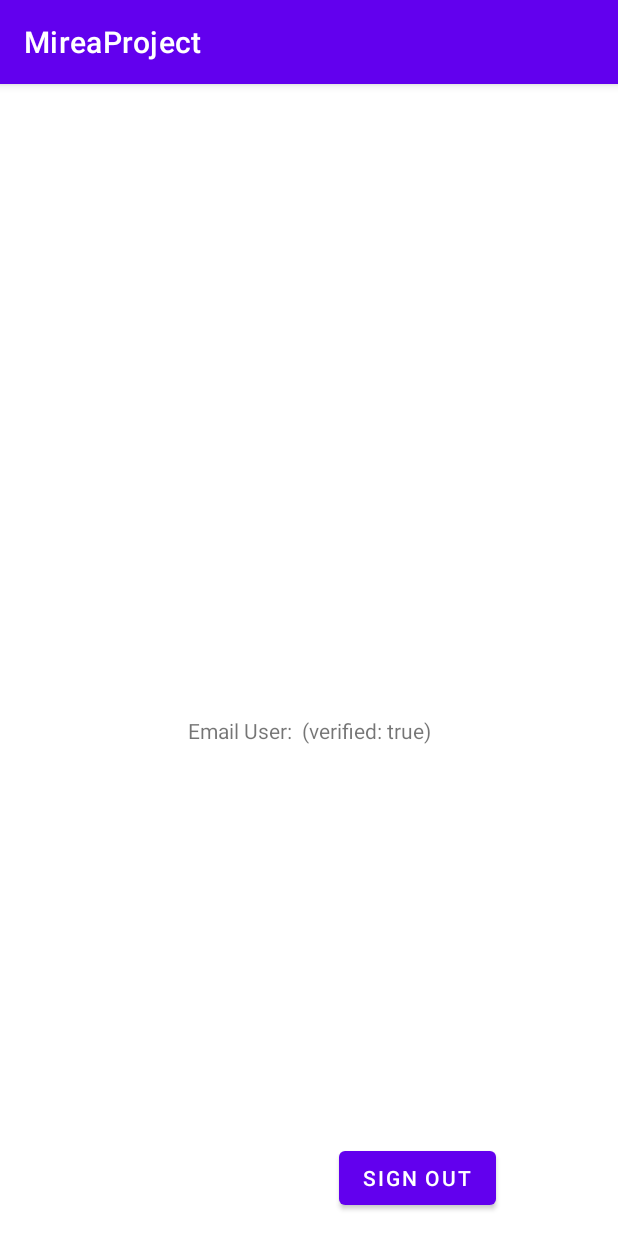
After one commit to Annssva/MireaProject, an Android app: the AuthWithFirebase screen opened directly, with no data from a screen before it, on a phone screen of 412 x 824 dp. The commit adds this screen. Run offline under Robolectric (Android 15) with nearby library versions, the phone set to English and light mode, and no system bars; our stand-ins replace Firebase (no records; nobody signed in at launch, a user with empty details on screens opened directly).

Commit message:
practice7

```diff
--- a/app/build.gradle
+++ b/app/build.gradle
@@ -1,5 +1,6 @@
 plugins {
     id 'com.android.application'
+    id 'com.google.gms.google-services'
 }
 
 android {
@@ -41,6 +42,7 @@ dependencies {
     implementation 'androidx.navigation:navigation-ui:2.4.1'
     implementation 'androidx.legacy:legacy-support-v4:1.0.0'
     implementation 'androidx.work:work-runtime:2.5.0'
+    implementation 'com.google.firebase:firebase-auth:21.0.1'
     testImplementation 'junit:junit:4.13.2'
     androidTestImplementation 'androidx.test.ext:junit:1.1.3'
     androidTestImplementation 'androidx.test.espresso:espresso-core:3.4.0'
--- /dev/null
+++ b/app/src/main/java/ru/mirea/sysoeva/mireaproject/AuthWithFirebase.java
@@ -0,0 +1,170 @@
+package ru.mirea.sysoeva.mireaproject;
+
+import androidx.annotation.NonNull;
+import androidx.appcompat.app.AppCompatActivity;
+
+import android.content.Intent;
+import android.os.Bundle;
+import android.text.TextUtils;
+import android.util.Log;
+import android.view.View;
+import android.widget.EditText;
+import android.widget.TextView;
+import android.widget.Toast;
+
+import com.google.android.gms.tasks.OnCompleteListener;
+import com.google.android.gms.tasks.Task;
+import com.google.firebase.auth.AuthResult;
+import com.google.firebase.auth.FirebaseAuth;
+import com.google.firebase.auth.FirebaseUser;
+
+
+public class AuthWithFirebase extends AppCompatActivity implements View.OnClickListener{
+
+    private EditText emailEditText;
+    private EditText passwordTextEdit;
+    private TextView statusTextView;
+    private FirebaseAuth auth;
+    private static final String TAG = MainActivity.class.getSimpleName();
+
+    @Override
+    public void onCreate(Bundle savedInstanceState) {
+        super.onCreate(savedInstanceState);
+        setContentView(R.layout.activity_auth_with_firebase);
+        // Views
+        emailEditText = findViewById(R.id.emailTV);
+        passwordTextEdit = findViewById(R.id.passwordTV);
+        statusTextView = findViewById(R.id.statusTV);
+        // Buttons
+        findViewById(R.id.signInBtn).setOnClickListener(this);
+        findViewById(R.id.createBtn).setOnClickListener(this);
+        findViewById(R.id.signOutBtn).setOnClickListener(this);
+        // [START initialize_auth]
+        auth = FirebaseAuth.getInstance();
+        // [END initialize_auth]
+    }
+    // [START on_start_check_user]
+    @Override
+    public void onStart() {
+        super.onStart();
+        // Check if user is signed in (non-null) and update UI accordingly
+        FirebaseUser currentUser = auth.getCurrentUser();
+        updateUI(currentUser);
+    }
+
+    private void updateUI(FirebaseUser user) {
+        if (user != null) {
+            statusTextView.setText(getString(R.string.emailpassword_status_fmt,
+                    user.getEmail(), user.isEmailVerified()));
+            findViewById(R.id.emailTV).setVisibility(View.GONE);
+            findViewById(R.id.passwordTV).setVisibility(View.GONE);
+            findViewById(R.id.signInBtn).setVisibility(View.GONE);
+            findViewById(R.id.createBtn).setVisibility(View.GONE);
+            findViewById(R.id.signOutBtn).setVisibility(View.VISIBLE);
+
+        } else {
+            statusTextView.setText(R.string.signed_out);
+            findViewById(R.id.passwordTV).setVisibility(View.VISIBLE);
+            findViewById(R.id.emailTV).setVisibility(View.VISIBLE);
+            findViewById(R.id.signInBtn).setVisibility(View.VISIBLE);
+            findViewById(R.id.createBtn).setVisibility(View.VISIBLE);
+            findViewById(R.id.signOutBtn).setVisibility(View.VISIBLE);
+        }
+    }
+
+    private boolean validateForm() {
+        boolean valid = true;
+
+        String email = emailEditText.getText().toString();
+        if (TextUtils.isEmpty(email)) {
+            emailEditText.setError("Required.");
+            valid = false;
+        } else {
+            emailEditText.setError(null);
+        }
+
+        String password = passwordTextEdit.getText().toString();
+        if (TextUtils.isEmpty(password)) {
+            passwordTextEdit.setError("Required.");
+            valid = false;
+        } else {
+            passwordTextEdit.setError(null);
+        }
+        return valid;
+    }
+
+    private void createAccount(String email, String password) {
+        Log.d(TAG, "createAccount:" + email);
+        if (!validateForm()) {
+            return;
+        }
+        // [START create_user_with_email]
+        auth.createUserWithEmailAndPassword(email, password).addOnCompleteListener(this, task -> {
+            if (task.isSuccessful()) {
+                // Sign in success, update UI with the signed-in user's information
+                Log.d(TAG, "createUserWithEmail:success");
+                FirebaseUser user = auth.getCurrentUser();
+                updateUI(user);
+                finish();
+            } else {
+                // If sign in fails, display a message to the user
+                Log.w(TAG, "createUserWithEmail:failure", task.getException());
+                Toast.makeText(AuthWithFirebase.this, "Authentication failed.",
+                        Toast.LENGTH_SHORT).show();
+                updateUI(null);
+            }
+        });
+        // [END create_user_with_email]
+    }
+
+    private void signIn(String email, String password) {
+        Log.d(TAG, "signIn:" + email);
+        if (!validateForm()) {
+            return;
+        }
+        // [START sign_in_with_email]
+        auth.signInWithEmailAndPassword(email, password)
+                .addOnCompleteListener(this, new OnCompleteListener<AuthResult>() {
+                    @Override
+                    public void onComplete(@NonNull Task<AuthResult> task) {
+                        if (task.isSuccessful()) {
+                            // Sign in success, update UI with the signed-in user's information
+                            Log.d(TAG, "signInWithEmail:success");
+                            FirebaseUser user = auth.getCurrentUser();
+                            updateUI(user);
+                            finish();
+                        } else {
+                            // If sign in fails, display a message to the user
+                            Log.w(TAG, "signInWithEmail:failure", task.getException());
+                            Toast.makeText(AuthWithFirebase.this, "Authentication failed.",
+                                    Toast.LENGTH_SHORT).show();
+                            updateUI(null);
+                        }
+                        // [START_EXCLUDE]
+                        if (!task.isSuccessful()) {
+                            statusTextView.setText(R.string.auth_failed);
+                            finish();
+                        }
+                        // [END_EXCLUDE]
+                    }
+                    // [END sign_in_with_email]
+                });
+    }
+    private void signOut() {
+        auth.signOut();
+        updateUI(null);
+    }
+    @Override
+    public void onClick(View view) {
+        int i = view.getId();
+        if (i == R.id.createBtn) {
+            createAccount(emailEditText.getText().toString(),
+                    passwordTextEdit.getText().toString());
+        } else if (i == R.id.signInBtn) {
+            signIn(emailEditText.getText().toString(),
+                    passwordTextEdit.getText().toString());
+        } else if (i == R.id.signOutBtn){
+            signOut();
+        }
+    }
+}
--- /dev/null
+++ b/app/src/main/res/layout/activity_auth_with_firebase.xml
@@ -0,0 +1,86 @@
+<?xml version="1.0" encoding="utf-8"?>
+<androidx.constraintlayout.widget.ConstraintLayout xmlns:android="http://schemas.android.com/apk/res/android"
+    xmlns:app="http://schemas.android.com/apk/res-auto"
+    xmlns:tools="http://schemas.android.com/tools"
+    android:layout_width="match_parent"
+    android:layout_height="match_parent"
+    tools:context=".AuthWithFirebase">
+    <EditText
+        android:id="@+id/emailTV"
+        android:layout_width="194dp"
+        android:layout_height="50dp"
+        android:ems="10"
+        android:hint="Email"
+        android:inputType="textEmailAddress"
+        android:minHeight="48dp"
+        app:layout_constraintBottom_toBottomOf="parent"
+        app:layout_constraintEnd_toEndOf="parent"
+        app:layout_constraintHorizontal_bias="0.0"
+        app:layout_constraintStart_toStartOf="parent"
+        app:layout_constraintTop_toTopOf="parent"
+        app:layout_constraintVertical_bias="0.795" />
+
+    <EditText
+        android:id="@+id/passwordTV"
+        android:layout_width="wrap_content"
+        android:layout_height="wrap_content"
+        android:ems="10"
+        android:hint="Password"
+        android:inputType="textPassword"
+        android:minHeight="48dp"
+        app:layout_constraintBottom_toBottomOf="parent"
+        app:layout_constraintEnd_toEndOf="parent"
+        app:layout_constraintHorizontal_bias="0.965"
+        app:layout_constraintStart_toStartOf="parent"
+        app:layout_constraintTop_toTopOf="parent"
+        app:layout_constraintVertical_bias="0.793" />
+
+    <Button
+        android:id="@+id/signInBtn"
+        android:layout_width="wrap_content"
+        android:layout_height="wrap_content"
+        android:text="Sign in"
+        app:layout_constraintBottom_toBottomOf="parent"
+        app:layout_constraintEnd_toEndOf="parent"
+        app:layout_constraintHorizontal_bias="0.314"
+        app:layout_constraintStart_toStartOf="parent"
+        app:layout_constraintTop_toTopOf="parent"
+        app:layout_constraintVertical_bias="0.98" />
+
+    <Button
+        android:id="@+id/createBtn"
+        android:layout_width="wrap_content"
+        android:layout_height="wrap_content"
+        android:text="Create account"
+        app:layout_constraintBottom_toBottomOf="parent"
+        app:layout_constraintEnd_toEndOf="parent"
+        app:layout_constraintHorizontal_bias="0.497"
+        app:layout_constraintStart_toStartOf="parent"
+        app:layout_constraintTop_toTopOf="parent"
+        app:layout_constraintVertical_bias="0.877" />
+
+    <TextView
+        android:id="@+id/statusTV"
+        android:layout_width="wrap_content"
+        android:layout_height="wrap_content"
+        android:text="Signed out"
+        app:layout_constraintBottom_toBottomOf="parent"
+        app:layout_constraintEnd_toEndOf="parent"
+        app:layout_constraintStart_toStartOf="parent"
+        app:layout_constraintTop_toTopOf="parent"
+        app:layout_constraintVertical_bias="0.563" />
+
+    <Button
+        android:id="@+id/signOutBtn"
+        android:layout_width="wrap_content"
+        android:layout_height="wrap_content"
+        android:text="Sign out"
+        app:layout_constraintBottom_toBottomOf="parent"
+        app:layout_constraintEnd_toEndOf="parent"
+        app:layout_constraintHorizontal_bias="0.735"
+        app:layout_constraintStart_toStartOf="parent"
+        app:layout_constraintTop_toTopOf="parent"
+        app:layout_constraintVertical_bias="0.98" />
+
+
+</androidx.constraintlayout.widget.ConstraintLayout>
--- a/app/src/main/res/layout/fragment_audio.xml
+++ b/app/src/main/res/layout/fragment_audio.xml
@@ -43,7 +43,7 @@
             app:layout_constraintVertical_bias="0.443" />
 
         <TextView
-            android:id="@+id/textView"
+            android:id="@+id/timeTV"
             android:layout_width="wrap_content"
             android:layout_height="wrap_content"
             android:text="Диктофон"
--- a/app/src/main/res/layout/fragment_player.xml
+++ b/app/src/main/res/layout/fragment_player.xml
@@ -23,7 +23,7 @@
             app:layout_constraintEnd_toEndOf="parent"
             app:layout_constraintHorizontal_bias="0.641"
             app:layout_constraintStart_toStartOf="parent"
-            app:layout_constraintTop_toBottomOf="@+id/textView"
+            app:layout_constraintTop_toBottomOf="@+id/timeTV"
             app:layout_constraintVertical_bias="0.111" />
 
         <ImageButton
@@ -37,7 +37,7 @@
             app:layout_constraintEnd_toEndOf="parent"
             app:layout_constraintHorizontal_bias="0.358"
             app:layout_constraintStart_toStartOf="parent"
-            app:layout_constraintTop_toBottomOf="@+id/textView"
+            app:layout_constraintTop_toBottomOf="@+id/timeTV"
             app:layout_constraintVertical_bias="0.111" />
 
         <ImageView
@@ -53,7 +53,7 @@
             app:srcCompat="@drawable/music" />
 
         <TextView
-            android:id="@+id/textView"
+            android:id="@+id/timeTV"
             android:layout_width="wrap_content"
             android:layout_height="wrap_content"
             android:text="listen to sound"
--- a/app/src/main/res/layout/nav_header_main.xml
+++ b/app/src/main/res/layout/nav_header_main.xml
@@ -28,7 +28,7 @@
         android:textAppearance="@style/TextAppearance.AppCompat.Body1" />
 
     <TextView
-        android:id="@+id/textView"
+        android:id="@+id/timeTV"
         android:layout_width="wrap_content"
         android:layout_height="wrap_content"
         android:text="@string/nav_header_subtitle" />
--- a/app/src/main/res/menu/activity_main_drawer.xml
+++ b/app/src/main/res/menu/activity_main_drawer.xml
@@ -49,5 +49,9 @@
             android:id="@+id/settingsFragment"
             android:icon="@android:drawable/ic_menu_preferences"
             android:title="Settings" />
+        <item
+            android:id="@+id/infoFragment"
+            android:icon="@drawable/clock"
+            android:title="Time info" />
     </group>
 </menu>
--- a/app/src/main/res/navigation/mobile_navigation.xml
+++ b/app/src/main/res/navigation/mobile_navigation.xml
@@ -58,5 +58,10 @@
         android:name="ru.mirea.sysoeva.mireaproject.SettingsFragment"
         android:label="fragment_settings"
         tools:layout="@layout/fragment_settings" />
+    <fragment
+        android:id="@+id/infoFragment"
+        android:name="ru.mirea.sysoeva.mireaproject.InfoFragment"
+        android:label="fragment_info"
+        tools:layout="@layout/fragment_info" />
 
 </navigation>
--- a/build.gradle
+++ b/build.gradle
@@ -1,4 +1,8 @@
-// Top-level build file where you can add configuration options common to all sub-projects/modules.
+buildscript {
+    dependencies {
+        classpath 'com.google.gms:google-services:4.3.10'
+    }
+}// Top-level build file where you can add configuration options common to all sub-projects/modules.
 plugins {
     id 'com.android.application' version '7.1.1' apply false
     id 'com.android.library' version '7.1.1' apply false
```
Also changed, not shown: app/src/main/AndroidManifest.xml (+9 -3 lines), app/src/main/java/ru/mirea/sysoeva/mireaproject/InfoFragment.java (added, +61 -0 lines), app/src/main/java/ru/mirea/sysoeva/mireaproject/MainActivity.java (+6 -1 lines), app/src/main/java/ru/mirea/sysoeva/mireaproject/PhotoFragment.java (+95 -44 lines), app/src/main/java/ru/mirea/sysoeva/mireaproject/SocketUtils.java (added, +25 -0 lines), app/src/main/res/layout/content_main.xml (+13 -0 lines), app/src/main/res/layout/fragment_info.xml (added, +38 -0 lines), app/src/main/res/layout/fragment_photo.xml (+21 -18 lines), app/src/main/res/values/strings.xml (+16 -0 lines), app/src/main/res/drawable/clock.png (added).
